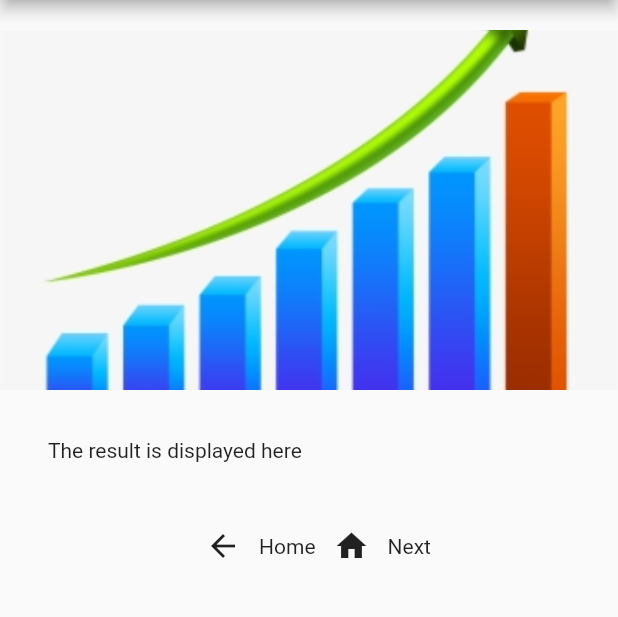
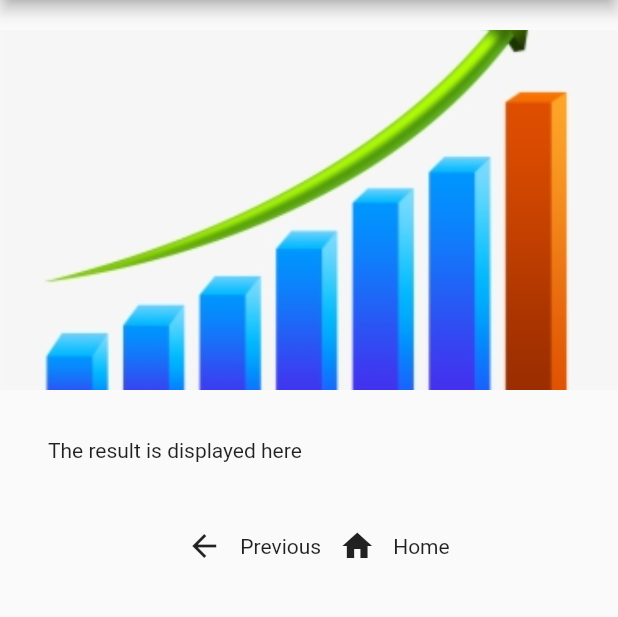
Before and after one commit to JaeeunKim0526/plant_analysis, a Flutter app: the DisplayPictureScreen screen opened directly with empty values, after a tap on the "arrow forward" icon, on a phone screen of 412 x 824 dp, the part 84-701 px from its top. Run offline on Flutter 3.47's test engine with Material 2 defaults, Android fonts, the phone set to English and light mode, and no system bars; our stand-ins replace camera.

```diff
--- a/lib/result.dart
+++ b/lib/result.dart
@@ -26,14 +26,14 @@ class ResultScreen extends StatelessWidget {
             Navigator.pushNamed(context, '/third');
           },
         ),
-        const Text('Home'),
+        const Text('Previous'),
         IconButton(
           icon: const Icon(Icons.home),
           onPressed: () {
             Navigator.pushNamed(context, '/');
           },
         ),
-        const Text('Next')
+        const Text('Home')
       ],
     );
 
```
